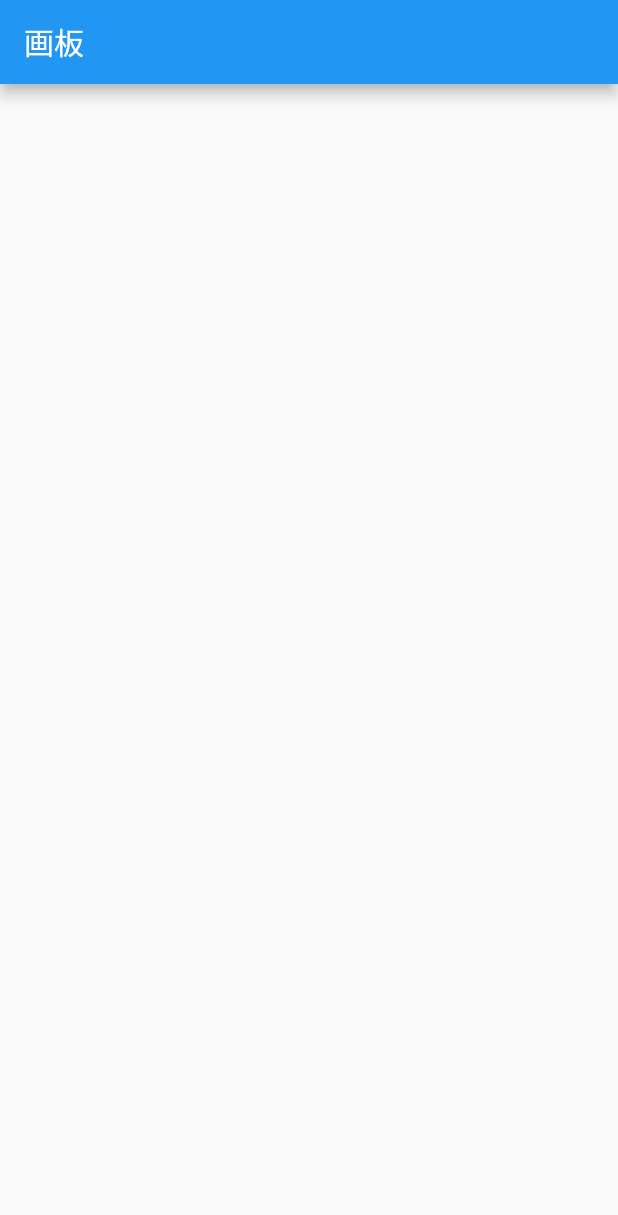
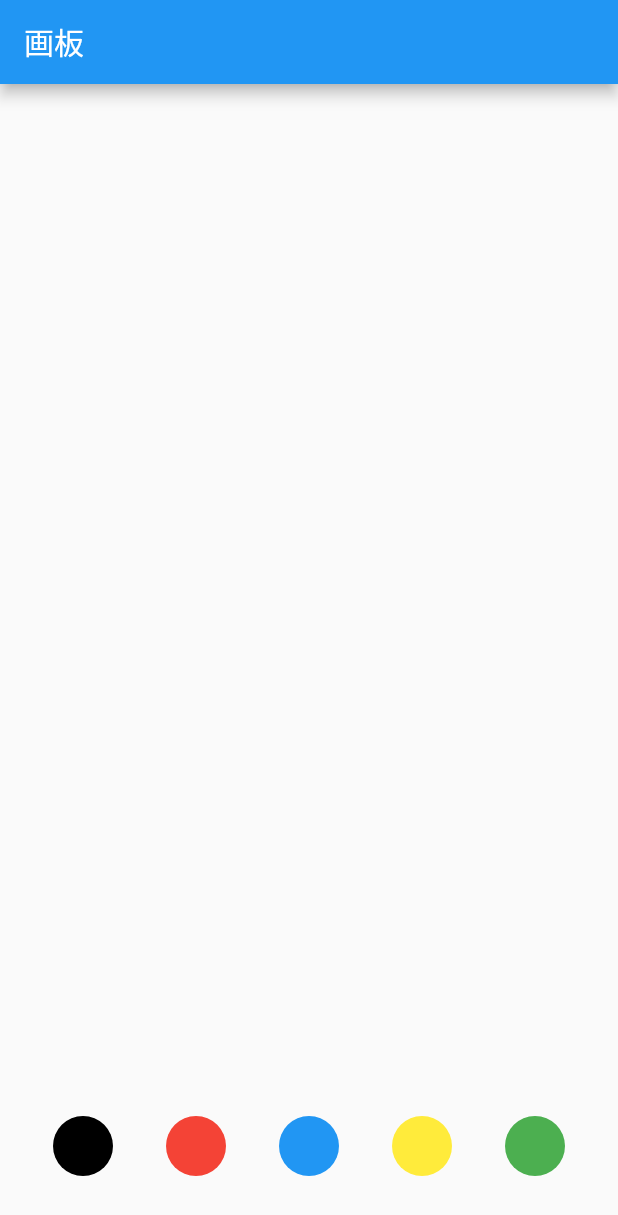
Before and after one commit to shanlion/flutter-painter, a Flutter app: the screen it shows after launch, on a phone screen of 412 x 824 dp. Shown: the top 1215 px of the screen. Run offline on Flutter 3.47's test engine with Material 2 defaults, Android fonts, the light colour scheme and no system bars.

Commit message:
add color

```diff
--- a/lib/main.dart
+++ b/lib/main.dart
@@ -1,4 +1,6 @@
 import 'package:flutter/material.dart';
+
+const colorMap = [Colors.black, Colors.red, Colors.blue, Colors.yellow, Colors.green];
 
 void main() {
   runApp(const MaterialApp(title: '画板', home: SafeArea(child: CanvasPage())));
@@ -13,12 +15,22 @@ class CanvasPage extends StatefulWidget {
 
 class _CanvasPageState extends State<CanvasPage> {
   Path path = Path();
+  Color color = Colors.black;
+
+  changeColor(color) {
+    setState(() {
+      this.color = color;
+    });
+  }
 
   @override
   Widget build(BuildContext context) {
     return Scaffold(
         appBar: AppBar(title: const Text('画板')),
-      body: Listener(
+        body: Column(
+          children: [
+            Expanded(
+                child: Listener(
                     // 落下
                     onPointerDown: (e) {
                       path.moveTo(e.localPosition.dx, e.localPosition.dy);
@@ -35,7 +47,64 @@ class _CanvasPageState extends State<CanvasPage> {
                       path.close();
                       setState(() {});
                     },
-          child: CustomPaint(foregroundPainter: CanvasPaint(path: path), child: Container(color: Colors.transparent))),
+                    child: CustomPaint(
+                        foregroundPainter: CanvasPaint(path: path, color: color),
+                        child: Container(color: Colors.transparent)))),
+            ToolsContainer(onChangeColor: changeColor, color: color)
+          ],
+        ));
+  }
+}
+
+class ToolsContainer extends StatefulWidget {
+  const ToolsContainer({Key? key, required this.onChangeColor, required this.color}) : super(key: key);
+  final Function onChangeColor;
+  final Color color;
+
+  @override
+  State<ToolsContainer> createState() => _ToolsContainerState();
+}
+
+class _ToolsContainerState extends State<ToolsContainer> {
+  List<Widget> buildButtonList() {
+    List<Widget> lists = [];
+    for (var i = 0; i < colorMap.length; i++) {
+      lists.add(ColorButton(
+        color: colorMap[i],
+        onChangeColor: widget.onChangeColor,
+      ));
+    }
+    return lists;
+  }
+
+  @override
+  Widget build(BuildContext context) {
+    return Container(
+      height: 100,
+      margin: const EdgeInsets.only(bottom: 10),
+      child: Flex(
+          direction: Axis.horizontal, mainAxisAlignment: MainAxisAlignment.spaceEvenly, children: buildButtonList()),
+    );
+  }
+}
+
+class ColorButton extends StatelessWidget {
+  const ColorButton({Key? key, required this.onChangeColor, required this.color}) : super(key: key);
+
+  final Function onChangeColor;
+  final Color color;
+
+  @override
+  Widget build(BuildContext context) {
+    return InkWell(
+      onTap: () {
+        onChangeColor(color);
+      },
+      child: Container(
+        width: 40,
+        height: 40,
+        decoration: BoxDecoration(color: color, shape: BoxShape.circle),
+      ),
     );
   }
 }
```
Lines whose indentation alone changed are shown as unchanged.
